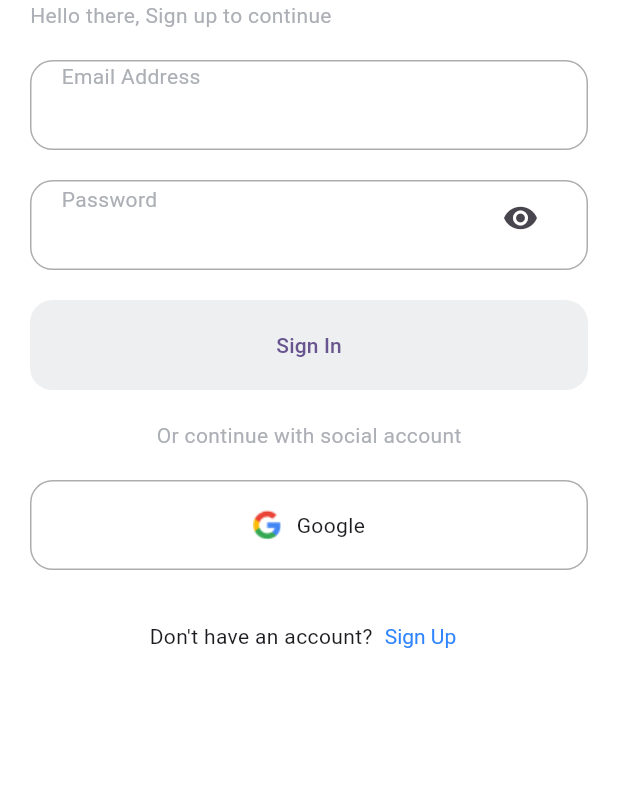
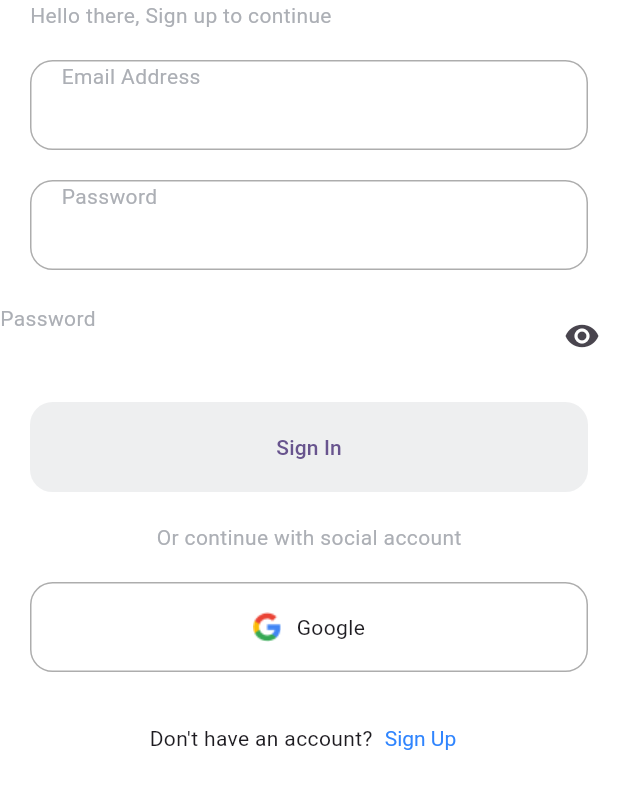
Before and after one commit to hirpha/demoz, a Flutter app: the screen it shows after launch, after a tap on "Login", on a phone screen of 412 x 824 dp, the part 389-1198 px from its top. Run offline on Flutter 3.47's test engine with Material 3 defaults, Android fonts, the phone set to English and light mode, and no system bars; our stand-ins replace bloc, equatable.

Commit message:
text field added

```diff
--- a/lib/features/auth/presentation/pages/signin.dart
+++ b/lib/features/auth/presentation/pages/signin.dart
@@ -1,4 +1,6 @@
 import 'package:flutter/material.dart';
+
+import '../widgets/textfiled.dart';
 
 class SignInPage extends StatefulWidget {
   const SignInPage({super.key});
@@ -9,6 +11,8 @@ class SignInPage extends StatefulWidget {
 
 class _SignInPageState extends State<SignInPage> {
   bool _obscureText = true;
+  final TextEditingController emailController = TextEditingController();
+  final TextEditingController passwordController = TextEditingController();
 
   @override
   Widget build(BuildContext context) {
@@ -64,44 +68,17 @@ class _SignInPageState extends State<SignInPage> {
               ),
             ),
             const SizedBox(height: 20),
-            Container(
-              margin: const EdgeInsets.symmetric(horizontal: 20),
-              alignment: Alignment.centerLeft,
-              height: 60,
-              padding: const EdgeInsets.symmetric(horizontal: 20),
-              decoration: BoxDecoration(
-                color: Colors.white,
-                borderRadius: BorderRadius.circular(15),
-                border: Border.all(color: const Color(0xFFADADAD)),
+            TextFieldWidget(
+              hintText: 'Email Address',
+              controller: emailController,
             ),
-              child: const Column(
-                crossAxisAlignment: CrossAxisAlignment.start,
-                children: [
-                  Text(
-                    'Email Address',
-                    style: TextStyle(color: Color(0xFFACAFB5), fontSize: 14),
-                  ),
-                  TextField(
-                    decoration: InputDecoration.collapsed(
-                      hintText: '',
-                      hintStyle:
-                          TextStyle(color: Color(0xFFACAFB5), fontSize: 14),
-                    ),
-                  ),
-                ],
-              ),
+            const SizedBox(height: 20),
+            TextFieldWidget(
+              hintText: 'Password',
+              controller: passwordController,
             ),
             const SizedBox(height: 20),
             Container(
-                margin: const EdgeInsets.symmetric(horizontal: 20),
-                alignment: Alignment.centerLeft,
-                height: 60,
-                padding: const EdgeInsets.symmetric(horizontal: 20),
-                decoration: BoxDecoration(
-                  color: Colors.white,
-                  borderRadius: BorderRadius.circular(15),
-                  border: Border.all(color: const Color(0xFFADADAD)),
-                ),
                 child: Column(
                     crossAxisAlignment: CrossAxisAlignment.start,
                     children: [
@@ -128,9 +105,7 @@ class _SignInPageState extends State<SignInPage> {
                     ),
                     IconButton(
                       icon: Icon(
-                            _obscureText
-                                ? Icons.visibility
-                                : Icons.visibility_off,
+                        _obscureText ? Icons.visibility : Icons.visibility_off,
                       ),
                       onPressed: () {
                         setState(() {
--- /dev/null
+++ b/lib/features/auth/presentation/widgets/textfiled.dart
@@ -0,0 +1,39 @@
+import 'package:flutter/material.dart';
+
+class TextFieldWidget extends StatelessWidget {
+  final String hintText;
+  final TextEditingController controller;
+  const TextFieldWidget(
+      {super.key, required this.hintText, required this.controller});
+
+  @override
+  Widget build(BuildContext context) {
+    return Container(
+      margin: const EdgeInsets.symmetric(horizontal: 20),
+      alignment: Alignment.centerLeft,
+      height: 60,
+      padding: const EdgeInsets.symmetric(horizontal: 20),
+      decoration: BoxDecoration(
+        color: Colors.white,
+        borderRadius: BorderRadius.circular(15),
+        border: Border.all(color: const Color(0xFFADADAD)),
+      ),
+      child: Column(
+        crossAxisAlignment: CrossAxisAlignment.start,
+        children: [
+          Text(
+            hintText,
+            style: TextStyle(color: Color(0xFFACAFB5), fontSize: 14),
+          ),
+          TextField(
+            controller: controller,
+            decoration: InputDecoration.collapsed(
+              hintText: '',
+              hintStyle: TextStyle(color: Color(0xFFACAFB5), fontSize: 14),
+            ),
+          ),
+        ],
+      ),
+    );
+  }
+}
```
Lines whose indentation alone changed are shown as unchanged.
